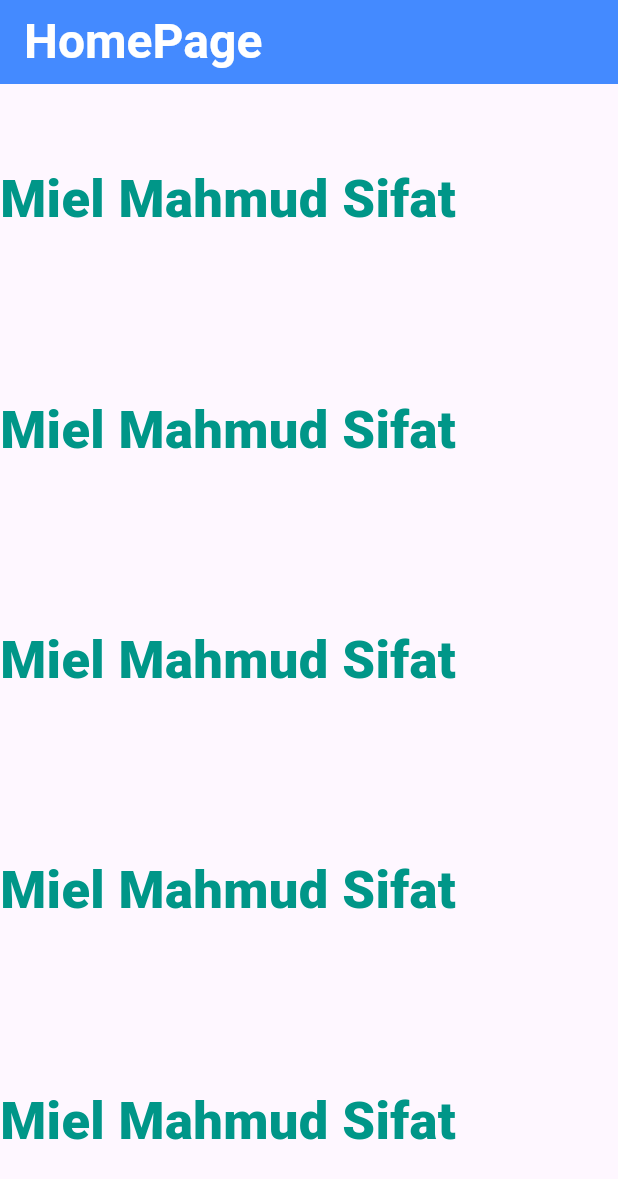
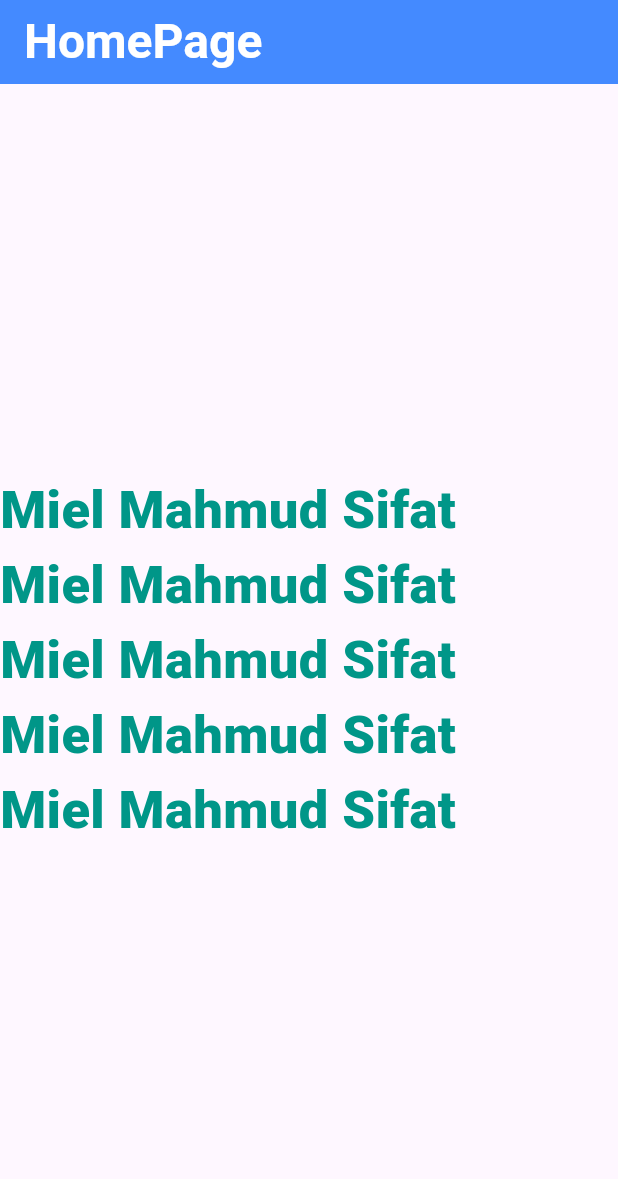
Before and after one commit to miel2793/flutter_practice_batch_10, a Flutter app: the screen it shows after launch, on a phone screen of 412 x 824 dp. Shown: the top 1179 px of the screen. Run offline on Flutter 3.47's test engine with Material 3 defaults, Android fonts, the phone set to English and light mode, and no system bars.

Commit message:
update  main

```diff
--- a/lib/main.dart
+++ b/lib/main.dart
@@ -35,7 +35,8 @@ class Home extends StatelessWidget {
 
         ),
         body: Column(
-          mainAxisAlignment: MainAxisAlignment.spaceAround,
+          mainAxisAlignment: MainAxisAlignment.center,
+      //    crossAxisAlignment: CrossAxisAlignment.center,
           children: [
             Text(
               "Miel Mahmud Sifat",
```
